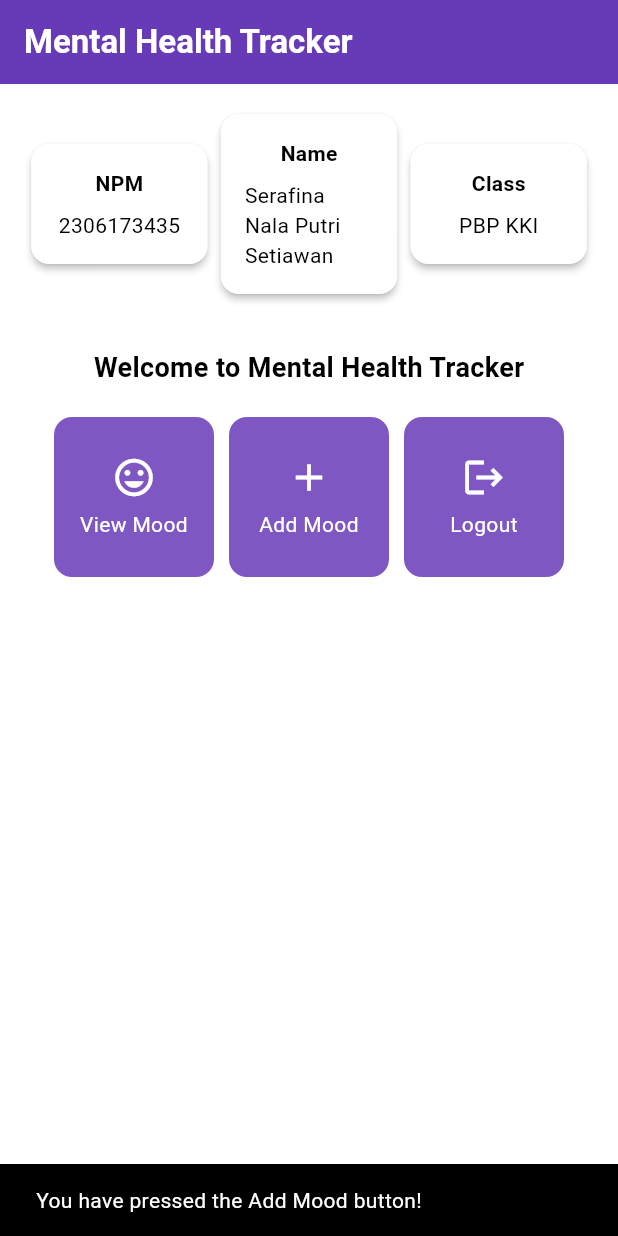
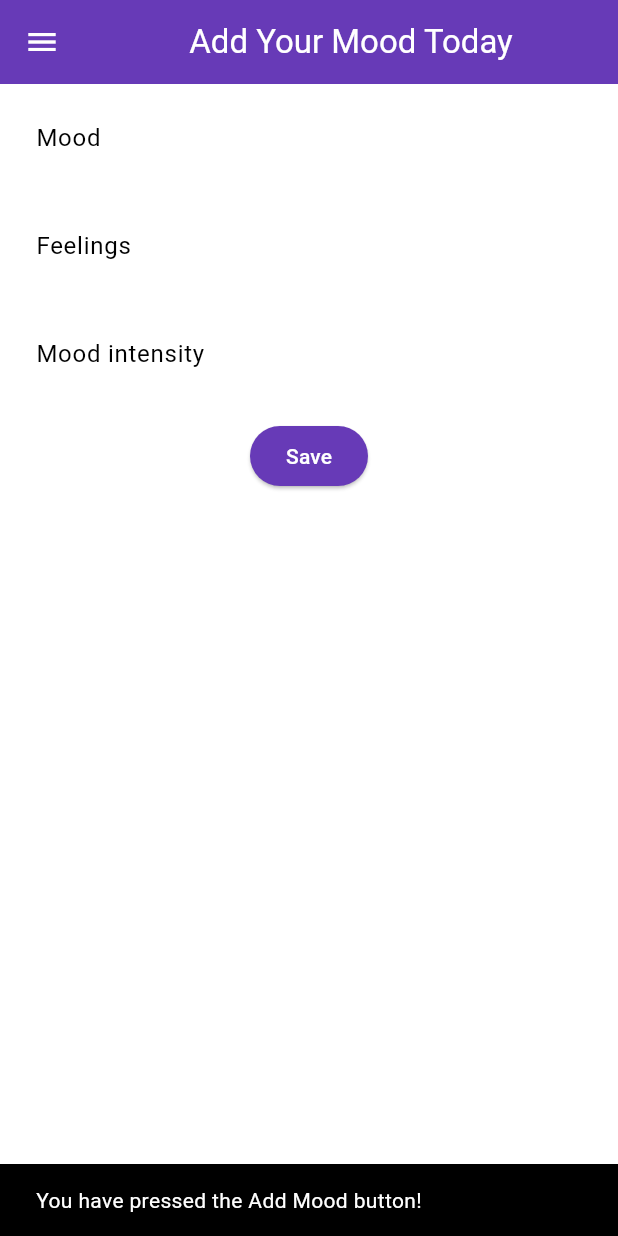
Before and after one commit to terserahdehh/mental-health-tracker-mobile, a Flutter app: the screen it shows after launch, after a tap on "Add Mood", on a phone screen of 412 x 824 dp. Run offline on Flutter 3.47's test engine with Material 3 defaults, Android fonts, the phone set to English and light mode, and no system bars.

Commit message:
tutorial 7

```diff
--- a/lib/main.dart
+++ b/lib/main.dart
@@ -1,6 +1,5 @@
 import 'package:flutter/material.dart';
-import 'package:mental_health_tracker/menu.dart';
-
+import 'package:mental_health_tracker/screens/menu.dart';
 void main() {
   runApp(const MyApp());
 }
@@ -29,9 +28,10 @@ class MyApp extends StatelessWidget {
         //
         // This works for code too, not just values: Most code changes can be
         // tested with just a hot reload.
-        colorScheme: ColorScheme.fromSwatch(
-             primarySwatch: Colors.deepPurple,
-        ).copyWith(secondary: Colors.deepPurple[400]),
+         colorScheme: ColorScheme.fromSwatch(
+          primarySwatch: Colors.deepPurple,
+          ).copyWith(secondary: Colors.deepPurple[400]),
+        useMaterial3: true,
       ),
       home: MyHomePage(),
     );
--- a/lib/menu.dart
+++ /dev/null
@@ -1,188 +0,0 @@
-import 'package:flutter/material.dart';
-
-class MyHomePage extends StatelessWidget {
-
-    final String npm = '2306173435'; // NPM
-    final String name = 'Serafina Nala Putri Setiawan'; // Name
-    final String className = 'PBP KKI'; // Class
-    final List<ItemHomepage> items = [
-         ItemHomepage("View Mood", Icons.mood),
-         ItemHomepage("Add Mood", Icons.add),
-         ItemHomepage("Logout", Icons.logout),
-     ];
-
-    MyHomePage({super.key});
-
-    @override
-    Widget build(BuildContext context) {
-      // Scaffold provides the basic structure of the page with the AppBar and body.
-      return Scaffold(
-        // AppBar is the top part of the page that displays the title.
-        appBar: AppBar(
-          // The title of the application "Mental Health Tracker" with white text and bold font.
-          title: const Text(
-            'Mental Health Tracker',
-            style: TextStyle(
-              color: Colors.white,
-              fontWeight: FontWeight.bold,
-            ),
-          ),
-          // The background color of the AppBar is obtained from the application theme color scheme.
-          backgroundColor: Theme.of(context).colorScheme.primary,
-        ),
-        // Body of the page with paddings around it.
-        body: Padding(
-          padding: const EdgeInsets.all(16.0),
-          // Place the widget vertically in a column.
-          child: Column(
-            crossAxisAlignment: CrossAxisAlignment.center,
-            children: [
-              // Row to display 3 InfoCard horizontally.
-              Row(
-                mainAxisAlignment: MainAxisAlignment.spaceEvenly,
-                children: [
-                  InfoCard(title: 'NPM', content: npm),
-                  InfoCard(title: 'Name', content: name),
-                  InfoCard(title: 'Class', content: className),
-                ],
-              ),
-
-              // Give a vertical space of 16 units.
-              const SizedBox(height: 16.0),
-
-              // Place the following widget in the center of the page.
-              Center(
-                child: Column(
-                  // Place the text and grid item vertically.
-
-                  children: [
-                    // Display the welcome message with bold font and size 18.
-                    const Padding(
-                      padding: EdgeInsets.only(top: 16.0),
-                      child: Text(
-                        'Welcome to Mental Health Tracker',
-                        style: TextStyle(
-                          fontWeight: FontWeight.bold,
-                          fontSize: 18.0,
-                        ),
-                      ),
-                    ),
-
-                    // Grid to display ItemCard in a 3 column grid.
-                    GridView.count(
-                      primary: true,
-                      padding: const EdgeInsets.all(20),
-                      crossAxisSpacing: 10,
-                      mainAxisSpacing: 10,
-                      crossAxisCount: 3,
-                      // To ensure that the grid fits its height.
-                      shrinkWrap: true,
-
-                      // Display ItemCard for each item in the items list.
-                      children: items.map((ItemHomepage item) {
-                        return ItemCard(item);
-                      }).toList(),
-                    ),
-                  ],
-                ),
-              ),
-            ],
-          ),
-        ),
-      );
-    }
-  }
-
-  class InfoCard extends StatelessWidget {
-    // Card information that displays the title and content.
-
-    final String title;  // Card title.
-    final String content;  // Card content.
-
-    const InfoCard({super.key, required this.title, required this.content});
-
-    @override
-    Widget build(BuildContext context) {
-      return Card(
-        // Create a card box with a shadow.
-        elevation: 2.0,
-        child: Container(
-          // Set the size and spacing within the card.
-          width: MediaQuery.of(context).size.width / 3.5, // Adjust with the width of the device used.
-          padding: const EdgeInsets.all(16.0),
-          // Place the title and content vertically.
-          child: Column(
-            children: [
-              Text(
-                title,
-                style: const TextStyle(fontWeight: FontWeight.bold),
-              ),
-              const SizedBox(height: 8.0),
-              Text(content),
-            ],
-          ),
-        ),
-      );
-    }
-  }
-
-class ItemHomepage {
-     final String name;
-     final IconData icon;
-
-     ItemHomepage(this.name, this.icon);
- }
-
-class ItemCard extends StatelessWidget {
-  // Display the card with an icon and name.
-
-  final ItemHomepage item;
-
-  const ItemCard(this.item, {super.key});
-
-  @override
-  Widget build(BuildContext context) {
-    return Material(
-      // Specify the background color of the application theme.
-      color: Theme.of(context).colorScheme.secondary,
-      // Round the card border.
-      borderRadius: BorderRadius.circular(12),
-
-      child: InkWell(
-        // Action when the card is pressed.
-        onTap: () {
-          // Display the SnackBar message when the card is pressed.
-          ScaffoldMessenger.of(context)
-            ..hideCurrentSnackBar()
-            ..showSnackBar(
-              SnackBar(content: Text("You have pressed the ${item.name} button!"))
-            );
-        },
-        // Container to store the Icon and Text
-        child: Container(
-          padding: const EdgeInsets.all(8),
-          child: Center(
-            child: Column(
-              // Place the Icon and Text in the center of the card.
-              mainAxisAlignment: MainAxisAlignment.center,
-              children: [
-                Icon(
-                  item.icon,
-                  color: Colors.white,
-                  size: 30.0,
-                ),
-                const Padding(padding: EdgeInsets.all(3)),
-                Text(
-                  item.name,
-                  textAlign: TextAlign.center,
-                  style: const TextStyle(color: Colors.white),
-                ),
-              ],
-            ),
-          ),
-        ),
-      ),
-    );
-  }
-
-}
--- /dev/null
+++ b/lib/screens/menu.dart
@@ -0,0 +1,106 @@
+import 'package:flutter/material.dart';
+import 'package:mental_health_tracker/widgets/left_drawer.dart';
+import 'package:mental_health_tracker/widgets/mood_card.dart';
+
+class MyHomePage extends StatelessWidget {
+  final String npm = '2306173435'; // NPM
+  final String name = 'Serafina Nala Putri Setiawan'; // Name
+  final String className = 'PBP KKI'; // Class
+  final List<ItemHomepage> items = [
+    ItemHomepage("View Mood", Icons.mood),
+    ItemHomepage("Add Mood", Icons.add),
+    ItemHomepage("Logout", Icons.logout),
+  ];
+
+  MyHomePage({super.key});
+
+  @override
+  Widget build(BuildContext context) {
+    return Scaffold(
+      appBar: AppBar(
+        iconTheme: const IconThemeData(color: Colors.white),
+        title: const Text(
+          'Mental Health Tracker',
+          style: TextStyle(
+            color: Colors.white,
+            fontWeight: FontWeight.bold,
+          ),
+        ),
+        backgroundColor: Theme.of(context).colorScheme.primary,
+      ),
+      drawer: const LeftDrawer(),
+      body: Padding(
+        padding: const EdgeInsets.all(16.0),
+        child: Column(
+          crossAxisAlignment: CrossAxisAlignment.center,
+          children: [
+            Row(
+              mainAxisAlignment: MainAxisAlignment.spaceEvenly,
+              children: [
+                InfoCard(title: 'NPM', content: npm),
+                InfoCard(title: 'Name', content: name),
+                InfoCard(title: 'Class', content: className),
+              ],
+            ),
+            const SizedBox(height: 16.0),
+            Center(
+              child: Column(
+                children: [
+                  const Padding(
+                    padding: EdgeInsets.only(top: 16.0),
+                    child: Text(
+                      'Welcome to Mental Health Tracker',
+                      style: TextStyle(
+                        fontWeight: FontWeight.bold,
+                        fontSize: 18.0,
+                      ),
+                    ),
+                  ),
+                  GridView.count(
+                    primary: true,
+                    padding: const EdgeInsets.all(20),
+                    crossAxisSpacing: 10,
+                    mainAxisSpacing: 10,
+                    crossAxisCount: 3,
+                    shrinkWrap: true,
+                    children: items.map((ItemHomepage item) {
+                      return ItemCard(item);
+                    }).toList(),
+                  ),
+                ],
+              ),
+            ),
+          ],
+        ),
+      ),
+    );
+  }
+}
+
+class InfoCard extends StatelessWidget {
+  final String title;
+  final String content;
+
+  const InfoCard({super.key, required this.title, required this.content});
+
+  @override
+  Widget build(BuildContext context) {
+    return Card(
+      elevation: 2.0,
+      child: Container(
+        width: MediaQuery.of(context).size.width / 3.5,
+        padding: const EdgeInsets.all(16.0),
+        child: Column(
+          children: [
+            Text(
+              title,
+              style: const TextStyle(fontWeight: FontWeight.bold),
+            ),
+            const SizedBox(height: 8.0),
+            Text(content),
+          ],
+        ),
+      ),
+    );
+  }
+}
--- /dev/null
+++ b/lib/screens/moodentry_form.dart
@@ -0,0 +1,162 @@
+import 'package:flutter/material.dart';
+import 'package:mental_health_tracker/widgets/left_drawer.dart';
+
+class MoodEntryFormPage extends StatefulWidget {
+  const MoodEntryFormPage({super.key});
+
+  @override
+  State<MoodEntryFormPage> createState() => _MoodEntryFormPageState();
+}
+
+class _MoodEntryFormPageState extends State<MoodEntryFormPage> {
+  final _formKey = GlobalKey<FormState>();
+  String _mood = "";
+  String _feelings = "";
+  int _moodIntensity = 0;
+
+  @override
+  Widget build(BuildContext context) {
+    return Scaffold(
+      appBar: AppBar(
+        title: const Center(
+          child: Text(
+            'Add Your Mood Today',
+          ),
+        ),
+        backgroundColor: Theme.of(context).colorScheme.primary,
+        foregroundColor: Colors.white,
+      ),
+      drawer: const LeftDrawer(), // Added the drawer
+      body: Form(
+        key: _formKey,
+        child: SingleChildScrollView(
+          child: Column(
+            crossAxisAlignment: CrossAxisAlignment.start,
+            children: [
+              Padding(
+                padding: const EdgeInsets.all(8.0),
+                child: TextFormField(
+                  decoration: InputDecoration(
+                    hintText: "Mood",
+                    labelText: "Mood",
+                    border: OutlineInputBorder(
+                      borderRadius: BorderRadius.circular(5.0),
+                    ),
+                  ),
+                  onChanged: (String? value) {
+                    setState(() {
+                      _mood = value!;
+                    });
+                  },
+                  validator: (String? value) {
+                    if (value == null || value.isEmpty) {
+                      return "Mood cannot be empty!";
+                    }
+                    return null;
+                  },
+                ),
+              ),
+              Padding(
+                padding: const EdgeInsets.all(8.0),
+                child: TextFormField(
+                  decoration: InputDecoration(
+                    hintText: "Feelings",
+                    labelText: "Feelings",
+                    border: OutlineInputBorder(
+                      borderRadius: BorderRadius.circular(5.0),
+                    ),
+                  ),
+                  onChanged: (String? value) {
+                    setState(() {
+                      _feelings = value!;
+                    });
+                  },
+                  validator: (String? value) {
+                    if (value == null || value.isEmpty) {
+                      return "Feelings cannot be empty!";
+                    }
+                    return null;
+                  },
+                ),
+              ),
+              Padding(
+                padding: const EdgeInsets.all(8.0),
+                child: TextFormField(
+                  decoration: InputDecoration(
+                    hintText: "Mood intensity",
+                    labelText: "Mood intensity",
+                    border: OutlineInputBorder(
+                      borderRadius: BorderRadius.circular(5.0),
+                    ),
+                  ),
+                  onChanged: (String? value) {
+                    setState(() {
+                      _moodIntensity = int.tryParse(value!) ?? 0;
+                    });
+                  },
+                  validator: (String? value) {
+                    if (value == null || value.isEmpty) {
+                      return "Mood intensity cannot be empty!";
+                    }
+                    if (int.tryParse(value) == null) {
+                      return "Mood intensity must be a number!";
+                    }
+                    return null;
+                  },
+                ),
+              ),
+              Align(
+                alignment: Alignment.bottomCenter,
+                child: Padding(
+                  padding: const EdgeInsets.all(8.0),
+                  child: ElevatedButton(
+                    style: ButtonStyle(
+                      backgroundColor: MaterialStateProperty.all(
+                        Theme.of(context).colorScheme.primary,
+                      ),
+                    ),
+                    onPressed: () {
+                      if (_formKey.currentState!.validate()) {
+                        showDialog(
+                          context: context,
+                          builder: (context) {
+                            return AlertDialog(
+                              title: const Text('Mood successfully saved'),
+                              content: SingleChildScrollView(
+                                child: Column(
+                                  crossAxisAlignment: CrossAxisAlignment.start,
+                                  children: [
+                                    Text('Mood: $_mood'),
+                                    Text('Feelings: $_feelings'),
+                                    Text('Mood Intensity: $_moodIntensity'),
+                                  ],
+                                ),
+                              ),
+                              actions: [
+                                TextButton(
+                                  child: const Text('OK'),
+                                  onPressed: () {
+                                    Navigator.pop(context);
+                                    _formKey.currentState!.reset();
+                                  },
+                                ),
+                              ],
+                            );
+                          },
+                        );
+                      }
+                    },
+                    child: const Text(
+                      "Save",
+                      style: TextStyle(color: Colors.white),
+                    ),
+                  ),
+                ),
+              ),
+            ],
+          ),
+        ),
+      ),
+    );
+  }
+}
--- /dev/null
+++ b/lib/widgets/left_drawer.dart
@@ -0,0 +1,69 @@
+import 'package:flutter/material.dart';
+import 'package:mental_health_tracker/screens/menu.dart';
+import 'package:mental_health_tracker/screens/moodentry_form.dart';
+
+class LeftDrawer extends StatelessWidget {
+  const LeftDrawer({super.key});
+
+  @override
+  Widget build(BuildContext context) {
+    return Drawer(
+      child: ListView(
+        children: [
+          DrawerHeader(
+                decoration: BoxDecoration(
+      color: Theme.of(context).colorScheme.primary,
+    ),
+    child: const Column(
+      children: [
+        Text(
+          'Mental Health Tracker',
+          textAlign: TextAlign.center,
+          style: TextStyle(
+            fontSize: 24,
+            fontWeight: FontWeight.bold,
+            color: Colors.white,
+          ),
+        ),
+        Padding(padding: EdgeInsets.all(8)),
+        Text(
+          textAlign: TextAlign.center,
+          "Track your mental health every day here!",
+          style: TextStyle(
+            color: Colors.white,
+            fontWeight: FontWeight.normal,
+            fontSize: 15.0,
+          ),
+        ),
+      ],
+    ),
+          ),
+              ListTile(
+    leading: const Icon(Icons.home_outlined),
+    title: const Text('Home Page'),
+    // Redirection part to MyHomePage
+    onTap: () {
+      Navigator.pushReplacement(
+          context,
+          MaterialPageRoute(
+            builder: (context) => MyHomePage(),
+          ));
+    },
+  ),
+  ListTile(
+    leading: const Icon(Icons.mood),
+    title: const Text('Add Mood'),
+    // Redirection part to MoodEntryFormPage
+    onTap: () {
+      Navigator.pushReplacement(
+          context,
+          MaterialPageRoute(
+            builder: (context) => MoodEntryFormPage(),
+          ));
+    },
+  ),
+        ],
+      ),
+    );
+  }
+}
--- /dev/null
+++ b/lib/widgets/mood_card.dart
@@ -0,0 +1,61 @@
+import 'package:mental_health_tracker/screens/moodentry_form.dart';
+import 'package:flutter/material.dart';
+
+class ItemHomepage {
+  final String name;
+  final IconData icon;
+
+  ItemHomepage(this.name, this.icon);
+}
+
+class ItemCard extends StatelessWidget {
+  final ItemHomepage item;
+
+  const ItemCard(this.item, {super.key});
+
+  @override
+  Widget build(BuildContext context) {
+    return Material(
+      color: Theme.of(context).colorScheme.secondary,
+      borderRadius: BorderRadius.circular(12),
+      child: InkWell(
+        onTap: () {
+          ScaffoldMessenger.of(context)
+            ..hideCurrentSnackBar()
+            ..showSnackBar(
+              SnackBar(content: Text("You have pressed the ${item.name} button!")),
+            );
+          if (item.name == "Add Mood") {
+            Navigator.pushReplacement(
+              context,
+              MaterialPageRoute(
+                builder: (context) => MoodEntryFormPage(),
+              ),
+            );
+          }
+        },
+        child: Container(
+          padding: const EdgeInsets.all(8),
+          child: Center(
+            child: Column(
+              mainAxisAlignment: MainAxisAlignment.center,
+              children: [
+                Icon(
+                  item.icon,
+                  color: Colors.white,
+                  size: 30.0,
+                ),
+                const Padding(padding: EdgeInsets.all(3)),
+                Text(
+                  item.name,
+                  textAlign: TextAlign.center,
+                  style: const TextStyle(color: Colors.white),
+                ),
+              ],
+            ),
+          ),
+        ),
+      ),
+    );
+  }
+}
```
